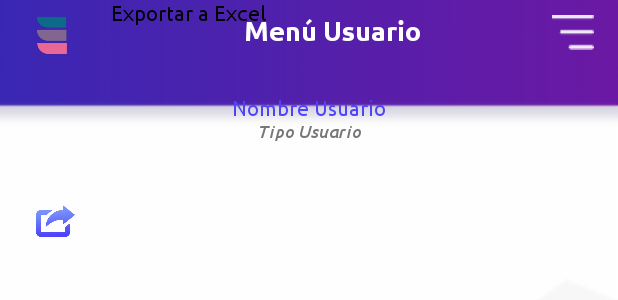
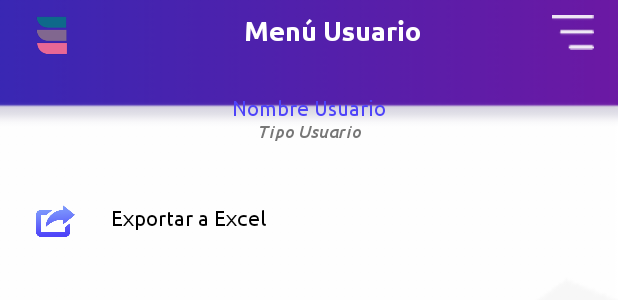
Before and after one commit to jonathanavila03/Fifo_on, an Android app: the layout activity_menu_sidebar_operador.xml on its own in the app's theme, with its tools: preview values and no code run, on a phone screen of 412 x 824 dp. Shown: the top 300 px of the screen. Run offline under Robolectric (Android 15) with nearby library versions, the phone set to English and light mode, and no system bars; network calls fail.

Commit message:
update margen exportar excel
asd

```diff
--- a/app/src/main/res/layout/activity_menu_sidebar_operador.xml
+++ b/app/src/main/res/layout/activity_menu_sidebar_operador.xml
@@ -84,10 +84,11 @@
         android:layout_width="wrap_content"
         android:layout_height="wrap_content"
         android:layout_marginStart="24dp"
+        android:layout_marginTop="42dp"
         android:fontFamily="@font/ubunturegular"
         android:text="Exportar a Excel"
         android:textColor="@android:color/black"
         app:layout_constraintStart_toEndOf="@+id/imageView15"
-        tools:layout_editor_absoluteY="142dp" />
+        app:layout_constraintTop_toBottomOf="@+id/textView5" />
 
 </android.support.constraint.ConstraintLayout>
```
